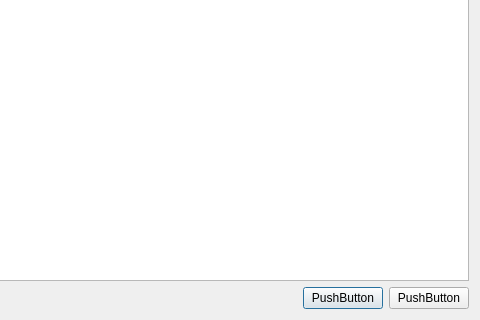
Old version of the form constellationdialog.ui in the repository Paracetamol56/Observeur2; both pictures show x 800 to 1280 and y 400 to 720 of the 1280 by 720 pixel window.
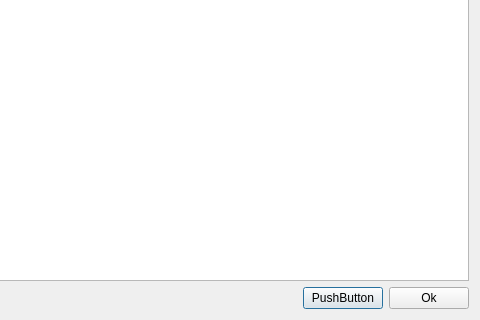
New version of the form.

```diff
--- a/constellationdialog.ui
+++ b/constellationdialog.ui
@@ -55,7 +55,7 @@
      <item>
       <widget class="QPushButton" name="pushButton_2">
        <property name="text">
-        <string>PushButton</string>
+        <string>Ok</string>
        </property>
       </widget>
      </item>
```
Left out of the diff: 4 changed lines with no effect on the pictures.
